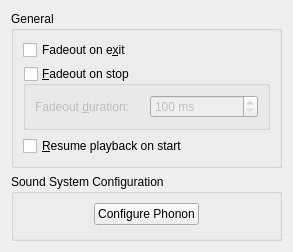
netrunner-debian-kde-extras/amarok, file src/configdialog/dialogs/PlaybackConfig.ui: the form before one commit.
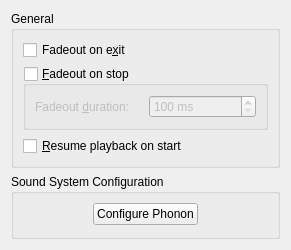
The form after the commit.

The edit to the form file:
```diff
--- a/src/configdialog/dialogs/PlaybackConfig.ui
+++ b/src/configdialog/dialogs/PlaybackConfig.ui
@@ -6,8 +6,8 @@
    <rect>
     <x>0</x>
     <y>0</y>
-    <width>293</width>
-    <height>252</height>
+    <width>291</width>
+    <height>250</height>
    </rect>
   </property>
   <layout class="QGridLayout" name="gridLayout_5">
```
Left out of the diff: 2 changed lines with no effect on the pictures.
